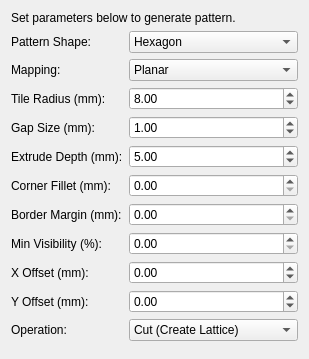
The window that ui/lattice_panel.ui (saltchicken/freecad_macros) describes before a commit, drawn with Qt 5.
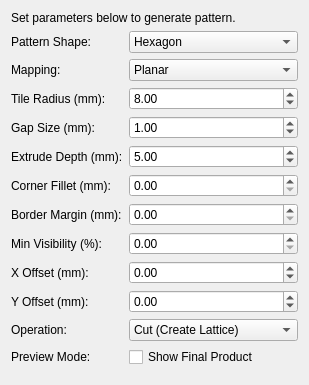
The same window after the commit.

Commit message: Toggle final view

Patch:
```diff
--- a/ui/lattice_panel.ui
+++ b/ui/lattice_panel.ui
@@ -47,6 +47,14 @@
        <item><property name="text"><string>Common (Create Panels)</string></property></item>
       </widget>
      </item>
+     
+     <!-- NEW: Preview Toggle row -->
+     <item row="11" column="0"><widget class="QLabel"><property name="text"><string>Preview Mode:</string></property></widget></item>
+     <item row="11" column="1">
+      <widget class="QCheckBox" name="preview_toggle_check">
+       <property name="text"><string>Show Final Product</string></property>
+      </widget>
+     </item>
     </layout>
    </item>
    <item><spacer><property name="orientation"><enum>Qt::Vertical</enum></property></spacer></item>
```
The commit also changes 1 other file.
